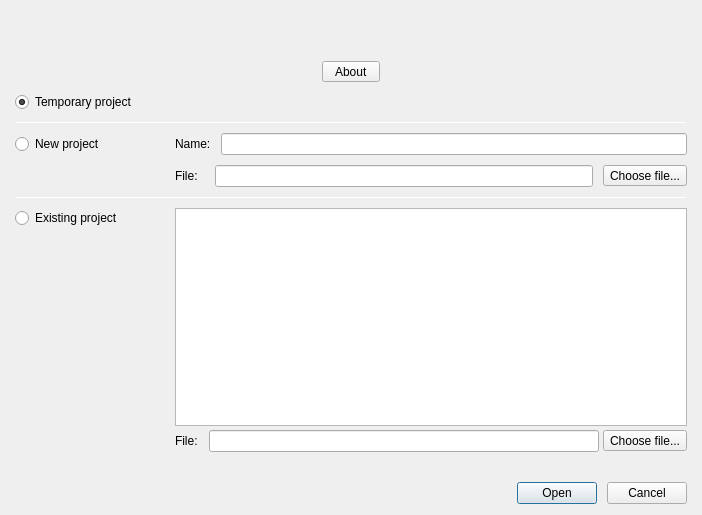
Qt form sub3suite/src/Dialogs/StartupDialog.ui (3nock/OTE) before a commit.
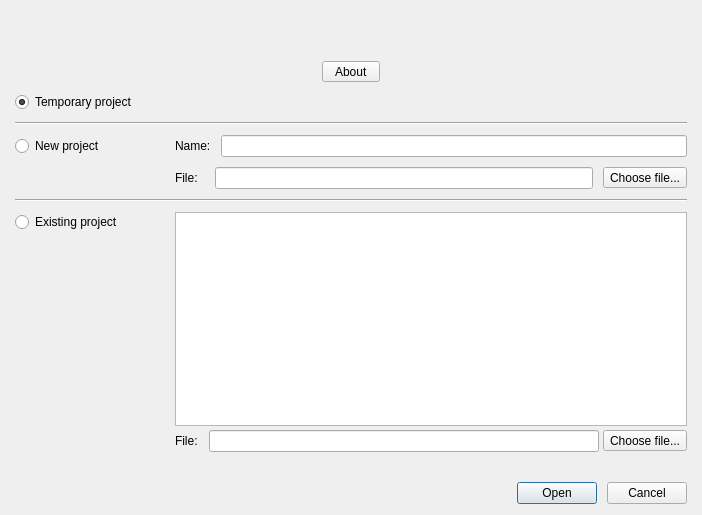
The same form after that commit. Icons and pictures are not drawn.

The edit to the form file:
```diff
--- a/sub3suite/src/Dialogs/StartupDialog.ui
+++ b/sub3suite/src/Dialogs/StartupDialog.ui
@@ -754,7 +754,7 @@
      <property name="maximumSize">
       <size>
        <width>16777215</width>
-       <height>1</height>
+       <height>16777215</height>
       </size>
      </property>
      <property name="orientation">
@@ -859,7 +859,7 @@
      <property name="maximumSize">
       <size>
        <width>16777215</width>
-       <height>1</height>
+       <height>16777215</height>
       </size>
      </property>
      <property name="orientation">
```
Left out of the diff: 629 changed lines with no effect on the pictures.
